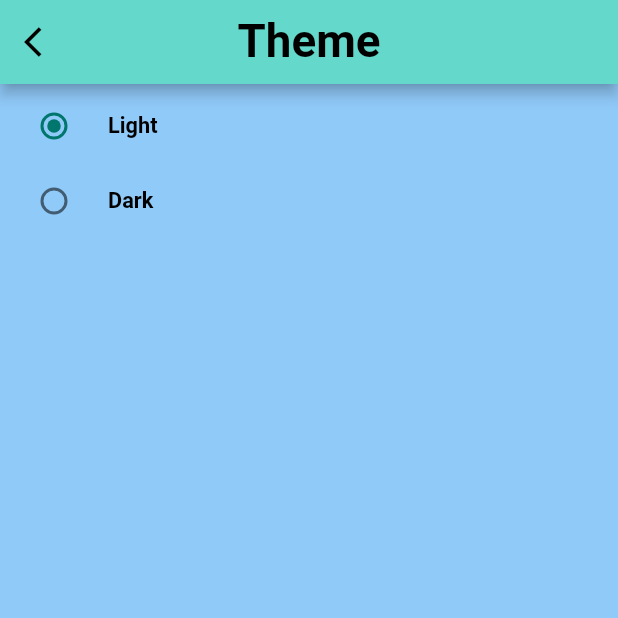
After one commit to InfoWebHouse1/instabook, a Flutter app: the ThemePage screen opened directly, on a phone screen of 412 x 824 dp, the top half of it. The commit adds this screen. Run offline on Flutter 3.47's test engine with Material 2 defaults, Android fonts, the phone set to English and light mode, and no system bars; our stand-ins replace cloud_firestore, curved_navigation_bar, firebase_auth, firebase_core, firebase_storage, form_field_validator and 5 more; accounts and stored records are empty; network calls fail; Roboto replaces fonts that are missing (Cookie).

Commit message:
Changes 2

```diff
--- a/lib/controllers/controller_auth.dart
+++ b/lib/controllers/controller_auth.dart
@@ -6,6 +6,7 @@ import 'package:instabook/controllers/controller_user.dart';
 import 'package:instabook/model/model_user.dart';
 import 'package:instabook/services/services_database.dart';
 import 'package:instabook/view/home.dart';
+import 'package:instabook/view/screen_login.dart';
 
 class AuthController extends GetxController {
   final userController = Get.put(UserController());
@@ -97,7 +98,7 @@ class AuthController extends GetxController {
         user.phoneNo = authResult.user!.phoneNumber;
         UserDataBase().createNewUser(user);
       }
-      await Get.offAll(() => MainHomeScreen());
+      await Get.to(() => MainHomeScreen());
       retVal = "Success";
     } catch (e) {
       print(e);
@@ -121,7 +122,7 @@ class AuthController extends GetxController {
   void signOut() async {
     try {
       await auth.signOut();
-      Get.back();
+      Get.offAll(() => LoginScreen());
       Get.find<UserController>().clear();
     } catch (e) {
       print(e);
--- a/lib/controllers/controller_general.dart
+++ b/lib/controllers/controller_general.dart
@@ -4,6 +4,8 @@ import 'package:get/get.dart';
 
 class GeneralController extends GetxController{
   var isThemeDark = false.obs;
+  var isThemeDarkGroup;
+  var groupVal = -1.obs;
 
   var updaters = Queue();
   var update_counter = "".obs;
--- /dev/null
+++ b/lib/view/setting_pages/screen_theme_page.dart
@@ -0,0 +1,119 @@
+// ignore_for_file: prefer_const_constructors
+import 'package:flutter/material.dart';
+import 'package:get/get.dart';
+import 'package:instabook/controllers/controller_general.dart';
+import 'package:instabook/utills/utilities.dart';
+import 'package:instabook/view/home.dart';
+
+class ThemePage extends StatelessWidget {
+  final generalController = Get.put(GeneralController());
+
+  @override
+  Widget build(BuildContext context) {
+    return Scaffold(
+      backgroundColor: Theme.of(context).backgroundColor,
+      appBar: AppBar(
+        automaticallyImplyLeading: false,
+        title: CustomText(
+          "Theme",
+          generalController.isThemeDark.value ? Colors.white : Colors.black,
+          FontWeight.bold,
+          30.5,
+        ),
+        leading: IconButton(
+          onPressed: () => Get.back(),
+          icon: Icon(
+            Icons.arrow_back_ios,
+            color: Theme.of(context).iconTheme.color,
+          ),
+        ),
+        centerTitle: true,
+      ),
+      body: Obx(() => buildBody()),
+    );
+  }
+
+  buildBody() {
+    print("${generalController.update_counter}");
+    return SafeArea(
+      child: Column(
+        children: [
+          SizedBox(
+            width: Get.width,
+            height: 50,
+            child: RadioListTile(
+              value: false,
+              groupValue: generalController.isThemeDark.value,
+              onChanged: (state) {
+                generalController.isThemeDark.value == state;
+                print(state);
+                generalController.changeTheme(state);
+                Get.to(()=>MainHomeScreen());
+              },
+              title: Text("Light", style: TextStyle(
+                color: generalController.isThemeDark.value
+                    ? Colors.white
+                    : Colors.black,
+                fontWeight: FontWeight.bold,
+                fontSize: 14.5,
+              ),),
+              activeColor: kPrimaryDark,
+            ),
+          ),
+          SizedBox(
+            width: Get.width,
+            height: 50,
+            child: RadioListTile(
+              value: true,
+              groupValue: generalController.isThemeDark.value,
+              onChanged: (state) {
+                generalController.isThemeDark.value == state;
+                print(state);
+                generalController.changeTheme(state);
+                Get.to(()=>MainHomeScreen());
+              },
+              title: Text("Dark",style: TextStyle(
+                color: generalController.isThemeDark.value
+                    ? Colors.white
+                    : Colors.black,
+                fontWeight: FontWeight.bold,
+                fontSize: 14.5,
+              )),
+              activeColor: kPrimaryLight,
+            ),
+          ),
+          // _myRadioButton(
+          //   title: "Light",
+          //   value: 0,
+          //   onChanged: (state) {
+          //     print("State $state");
+          //     generalController.groupVal == state;
+          //     generalController.isThemeDark.value == state;
+          //     generalController.changeTheme(state);
+          //   },
+          // ),
+          // _myRadioButton(
+          //   title: "Dark",
+          //   value: 1,
+          //   onChanged: (state) {
+          //     print("State $state");
+          //     generalController.groupVal == state;
+          //     generalController.isThemeDark.value == state;
+          //     generalController.changeTheme(state);
+          //   },
+          // ),
+        ],
+      ),
+    );
+  }
+
+  // Widget _myRadioButton(
+  //     {required String title, required value, required onChanged}) {
+  //   return RadioListTile(
+  //     value: value,
+  //     groupValue: generalController.groupVal,
+  //     onChanged: onChanged,
+  //     title: Text(title),
+  //   );
+  // }
+}
--- a/pubspec.yaml
+++ b/pubspec.yaml
@@ -52,6 +52,8 @@ dependencies:
   get:
   form_field_validator: ^1.1.0
   curved_navigation_bar: ^1.0.3
+  shared_preferences: ^2.0.13
+  lottie: ^1.2.2
 
 dev_dependencies:
   flutter_test:
```
Also changed, not shown: lib/controllers/controller_setting_page.dart (added, +96 -0 lines), lib/view/navigation_tabs/screen_profile.dart (+12 -12 lines), lib/view/screen_setting_profile.dart (+29 -3 lines), lib/utills/utilities.dart (line endings or trailing spaces), pubspec.lock.
